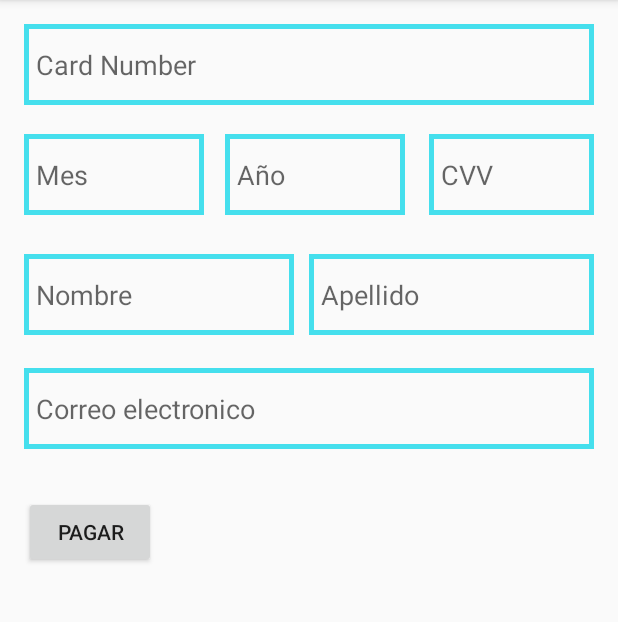
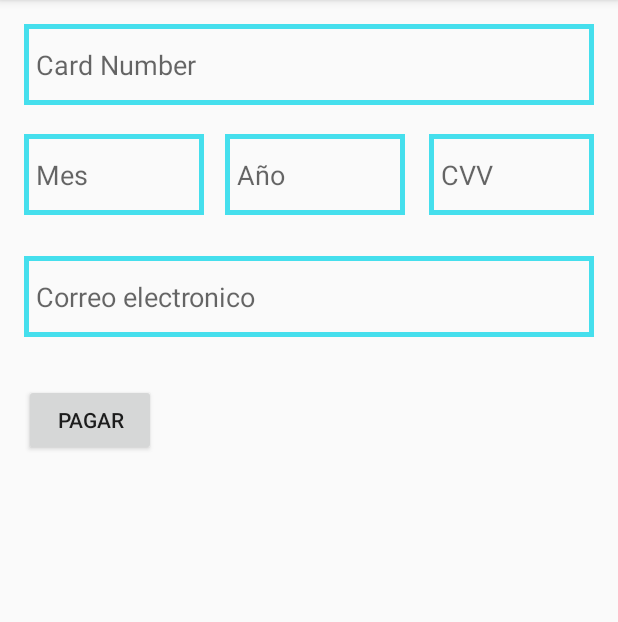
Before and after one commit to culqi/culqi-android, an Android app: the screen it shows after launch (MainActivity), after a tap on "PAGAR", on a phone screen of 412 x 824 dp, the part 84-706 px from its top. Run offline under Robolectric (Android 15) with nearby library versions, the phone set to English and light mode, and no system bars; our stand-ins replace Volley; network calls fail.

Commit message:
add TokenCallback and Card

```diff
--- /dev/null
+++ b/app/src/main/java/com/android/culqi/culqi_android/Culqi/Card.java
@@ -0,0 +1,66 @@
+package com.android.culqi.culqi_android.Culqi;
+
+/**
+ * Created by culqi on 2/7/17.
+ */
+
+public class Card {
+
+    public Card(String card_number, String cvv, int expiration_month, int expiration_year, String email) {
+        this.card_number = card_number;
+        this.cvv = cvv;
+        this.expiration_month = expiration_month;
+        this.expiration_year = expiration_year;
+        this.email = email;
+    }
+
+    private String card_number;
+
+    private String cvv;
+
+    private int expiration_month;
+
+    private int expiration_year;
+
+    private String email;
+
+    public String getCard_number() {
+        return card_number;
+    }
+
+    public void setCard_number(String card_number) {
+        this.card_number = card_number;
+    }
+
+    public String getCvv() {
+        return cvv;
+    }
+
+    public void setCvv(String cvv) {
+        this.cvv = cvv;
+    }
+
+    public int getExpiration_month() {
+        return expiration_month;
+    }
+
+    public void setExpiration_month(int expiration_month) {
+        this.expiration_month = expiration_month;
+    }
+
+    public int getExpiration_year() {
+        return expiration_year;
+    }
+
+    public void setExpiration_year(int expiration_year) {
+        this.expiration_year = expiration_year;
+    }
+
+    public String getEmail() {
+        return email;
+    }
+
+    public void setEmail(String email) {
+        this.email = email;
+    }
+}
--- a/app/src/main/java/com/android/culqi/culqi_android/Culqi/Token.java
+++ b/app/src/main/java/com/android/culqi/culqi_android/Culqi/Token.java
@@ -5,6 +5,7 @@ import android.content.Context;
 import android.util.Log;
 import android.widget.TextView;
 
+import com.android.culqi.culqi_android.MainActivity;
 import com.android.volley.AuthFailureError;
 import com.android.volley.DefaultRetryPolicy;
 import com.android.volley.Request;
@@ -18,6 +19,7 @@ import org.json.JSONObject;
 
 import java.util.HashMap;
 import java.util.Map;
+import java.util.UUID;
 
 /**
  * Created by culqi on 1/19/17.
@@ -29,22 +31,32 @@ public class Token {
 
     private static final String URL = "/tokens/";
 
-    public void createToken(Context context, final ProgressDialog progress, final String cod_commerce, final TextView result, String card_number,
-                            String currency_code, String cvv, int expiration_month, int expiration_year,
-                            String last_name, String email, String first_name) {
+    private TokenCallback listener;
+
+    public Token(){
+        this.listener = null;
+    }
+
+    public void createToken(Context context, final String cod_commerce, Card card, final TokenCallback listener) {
+
+        this.listener = listener;
 
         RequestQueue requestQueue = Volley.newRequestQueue(context);
 
         JSONObject jsonBody = new JSONObject();
         try {
-            // change for the las version (work in progress)
             jsonBody = new JSONObject();
-            jsonBody.put("card_number", card_number);
-            jsonBody.put("cvv", cvv);
-            jsonBody.put("expiration_month", expiration_month);
-            jsonBody.put("expiration_year", expiration_year);
-            jsonBody.put("email", email);
-            jsonBody.put("fingerprint","dsf234dfeswdes");
+            jsonBody.put("card_number", card.getCard_number());
+            jsonBody.put("cvv", card.getCvv());
+            jsonBody.put("expiration_month", card.getExpiration_month());
+            jsonBody.put("expiration_year", card.getExpiration_year());
+            jsonBody.put("email", card.getEmail());
+            jsonBody.put("fingerprint", UUID.randomUUID().toString().replaceAll("-", ""));
+
+            // have to remove
+            jsonBody.put("currency_code", "PEN");
+            jsonBody.put("first_name", "WILL");
+            jsonBody.put("last_name", "WALL");
         } catch (Exception ex){
             Log.v("", "ERROR: "+ex.getMessage());
         }
@@ -53,18 +65,15 @@ public class Token {
             @Override
             public void onResponse(JSONObject response) {
                 try {
-                    progress.hide();
-                    result.setText(response.get("id").toString());
+                    listener.onSuccess(response);
                 } catch (Exception ex){
-                    progress.hide();
-                    Log.v("", response.toString());
+                    listener.onError(ex);
                 }
             }
         }, new Response.ErrorListener() {
             @Override
             public void onErrorResponse(VolleyError error) {
-                progress.hide();
-                Log.v("", error.toString());
+                listener.onError(error);
             }
         }) {
             @Override
--- /dev/null
+++ b/app/src/main/java/com/android/culqi/culqi_android/Culqi/TokenCallback.java
@@ -0,0 +1,17 @@
+package com.android.culqi.culqi_android.Culqi;
+
+import com.android.volley.VolleyError;
+
+import org.json.JSONObject;
+
+/**
+ * Created by culqi on 2/7/17.
+ */
+
+public interface TokenCallback {
+
+    public void onSuccess(JSONObject token);
+
+    public void onError(Exception error);
+
+}
--- a/app/src/main/java/com/android/culqi/culqi_android/MainActivity.java
+++ b/app/src/main/java/com/android/culqi/culqi_android/MainActivity.java
@@ -11,8 +11,13 @@ import android.view.View;
 import android.widget.Button;
 import android.widget.TextView;
 
+import com.android.culqi.culqi_android.Culqi.Card;
 import com.android.culqi.culqi_android.Culqi.Token;
+import com.android.culqi.culqi_android.Culqi.TokenCallback;
 import com.android.culqi.culqi_android.Validation.Validation;
+import com.android.volley.VolleyError;
+
+import org.json.JSONObject;
 
 public class MainActivity extends AppCompatActivity {
 
@@ -22,8 +27,8 @@ public class MainActivity extends AppCompatActivity {
 
     ProgressDialog progress;
 
-    TextView txtcardnumber, txtcvv, txtmonth, txtyear, txtname, txtlastname, txtemail, kind_card, result;
-    Button btnTry;
+    TextView txtcardnumber, txtcvv, txtmonth, txtyear, txtemail, kind_card, result;
+    Button btnPay;
 
     @Override
     protected void onCreate(Bundle savedInstanceState) {
@@ -47,17 +52,13 @@ public class MainActivity extends AppCompatActivity {
 
         txtyear = (TextView) findViewById(R.id.txt_year);
 
-        txtname = (TextView) findViewById(R.id.txt_name);
-
-        txtlastname = (TextView) findViewById(R.id.txt_lastname);
-
         txtemail = (TextView) findViewById(R.id.txt_email);
 
         kind_card = (TextView) findViewById(R.id.kind_card);
 
         result = (TextView) findViewById(R.id.token_id);
 
-        btnTry = (Button) findViewById(R.id.btn_try);
+        btnPay = (Button) findViewById(R.id.btn_pay);
 
         txtcvv.setEnabled(false);
 
@@ -137,14 +138,29 @@ public class MainActivity extends AppCompatActivity {
             }
         });
 
-        btnTry.setOnClickListener(new View.OnClickListener(){
+        btnPay.setOnClickListener(new View.OnClickListener(){
             public void onClick(View v){
-                Log.d("", "pagando.......");
-                progress.show();
-                token.createToken(getApplicationContext(), progress, "pk_test_vzMuTHoueOMlgUPj",result, txtcardnumber.getText().toString(),
-                        "PEN", txtcvv.getText().toString(), 9, 2020, txtlastname.getText().toString(),
-                        txtemail.getText().toString(),txtname.getText().toString());
-                //createToken("pk_test_vzMuTHoueOMlgUPj");
+            progress.show();
+
+            Card card = new Card(txtcardnumber.getText().toString(), txtcvv.getText().toString(), 9, 2020, txtemail.getText().toString());
+
+            token.createToken(getApplicationContext(), "pk_test_vzMuTHoueOMlgUPj", card, new TokenCallback() {
+                @Override
+                public void onSuccess(JSONObject token) {
+                    try {
+                        result.setText(token.get("id").toString());
+                    } catch (Exception ex){
+                        progress.hide();
+                    }
+                    progress.hide();
+                }
+
+                @Override
+                public void onError(Exception error) {
+                    progress.hide();
+                }
+            });
+
             }
         });
 
--- a/app/src/main/res/layout/activity_main.xml
+++ b/app/src/main/res/layout/activity_main.xml
@@ -77,31 +77,17 @@
         android:layout_alignParentEnd="true"
         android:hint="CVV" />
 
-    <EditText
-        android:layout_width="180dp"
-        android:layout_height="wrap_content"
-        android:inputType="textPersonName"
-        android:ems="10"
-        android:id="@+id/txt_name"
-        android:background="@drawable/border"
-        android:layout_marginTop="26dp"
-        android:hint="Nombre"
-        android:layout_marginRight="10dp"
-        android:layout_below="@+id/txt_month" />
-
-    <EditText
+    <Button
+        android:text="Pagar"
         android:layout_width="wrap_content"
         android:layout_height="wrap_content"
-        android:inputType="textPersonName"
-        android:ems="10"
-        android:id="@+id/txt_lastname"
-        android:background="@drawable/border"
-        android:hint="Apellido"
-        android:layout_alignBaseline="@+id/txt_name"
-        android:layout_alignBottom="@+id/txt_name"
-        android:layout_toRightOf="@+id/txt_name"
-        android:layout_alignParentRight="true"
-        android:layout_alignParentEnd="true" />
+        android:id="@+id/btn_pay"
+        android:layout_row="14"
+        android:layout_column="0"
+        android:layout_marginTop="31dp"
+        android:layout_below="@+id/txt_email"
+        android:layout_alignParentLeft="true"
+        android:layout_alignParentStart="true" />
 
     <EditText
         android:layout_width="wrap_content"
@@ -110,48 +96,28 @@
         android:ems="10"
         android:background="@drawable/border"
         android:id="@+id/txt_email"
-        android:layout_below="@+id/txt_name"
+        android:hint="Correo electronico"
+        android:layout_marginTop="27dp"
+        android:layout_below="@+id/txt_month"
         android:layout_alignParentLeft="true"
         android:layout_alignParentStart="true"
-        android:layout_marginTop="22dp"
-        android:layout_alignParentRight="true"
-        android:layout_alignParentEnd="true"
-        android:hint="Correo electronico" />
-
-    <Button
-        android:text="Pagar"
-        android:layout_width="wrap_content"
-        android:layout_height="wrap_content"
-        android:id="@+id/btn_try"
-        android:layout_row="14"
-        android:layout_column="0"
-        android:layout_marginTop="31dp"
-        android:layout_below="@+id/txt_email"
-        android:layout_alignParentLeft="true"
-        android:layout_alignParentStart="true" />
-
-    <TextView
-        android:layout_width="wrap_content"
-        android:layout_height="wrap_content"
-        android:id="@+id/token_id"
-        android:textSize="18sp"
-        android:layout_alignParentBottom="true"
-        android:layout_alignParentLeft="true"
-        android:layout_alignParentStart="true"
-        android:layout_marginBottom="18dp"
         android:layout_alignParentRight="true"
         android:layout_alignParentEnd="true" />
 
     <TextView
-        android:layout_width="wrap_content"
+        android:layout_width="match_parent"
         android:layout_height="wrap_content"
         android:id="@+id/kind_card"
         android:textSize="18sp"
-        android:layout_alignParentBottom="true"
-        android:layout_alignParentLeft="true"
-        android:layout_alignParentStart="true"
-        android:layout_marginBottom="58dp"
-        android:layout_alignParentRight="true"
-        android:layout_alignParentEnd="true" />
+        android:layout_below="@+id/btn_pay"
+        android:layout_marginTop="49dp" />
+
+    <TextView
+        android:layout_width="match_parent"
+        android:layout_height="wrap_content"
+        android:id="@+id/token_id"
+        android:textSize="18sp"
+        android:layout_below="@+id/btn_pay"
+        android:layout_marginTop="19dp" />
 
 </RelativeLayout>
```
Also changed, not shown: 1 other file.
